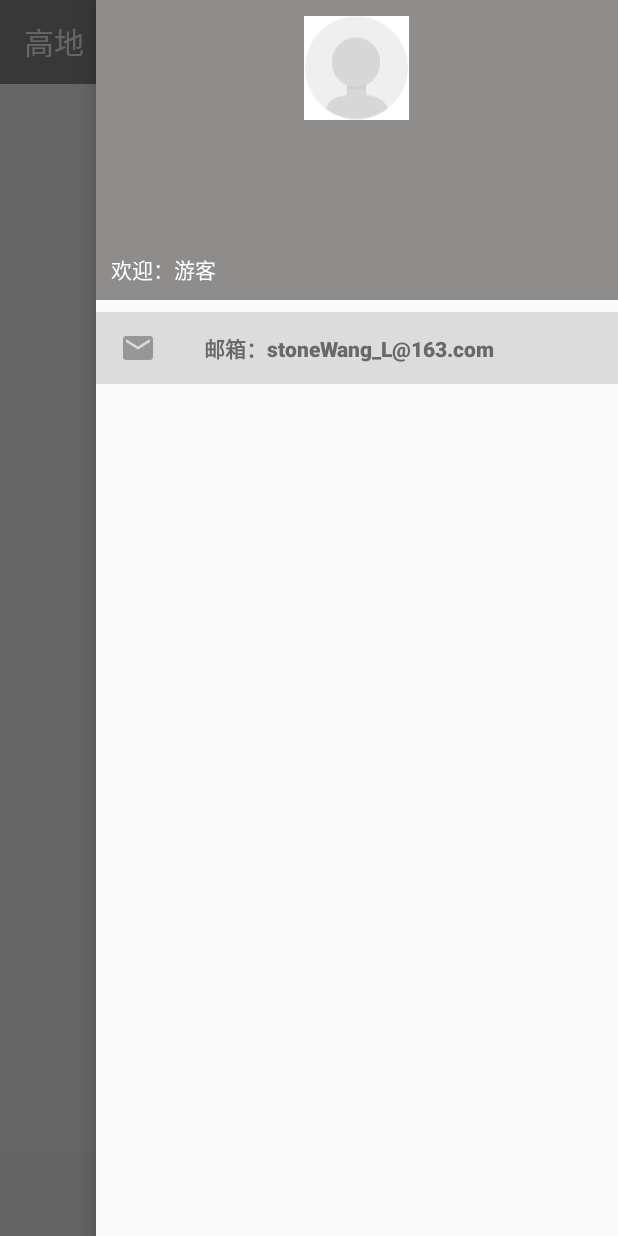
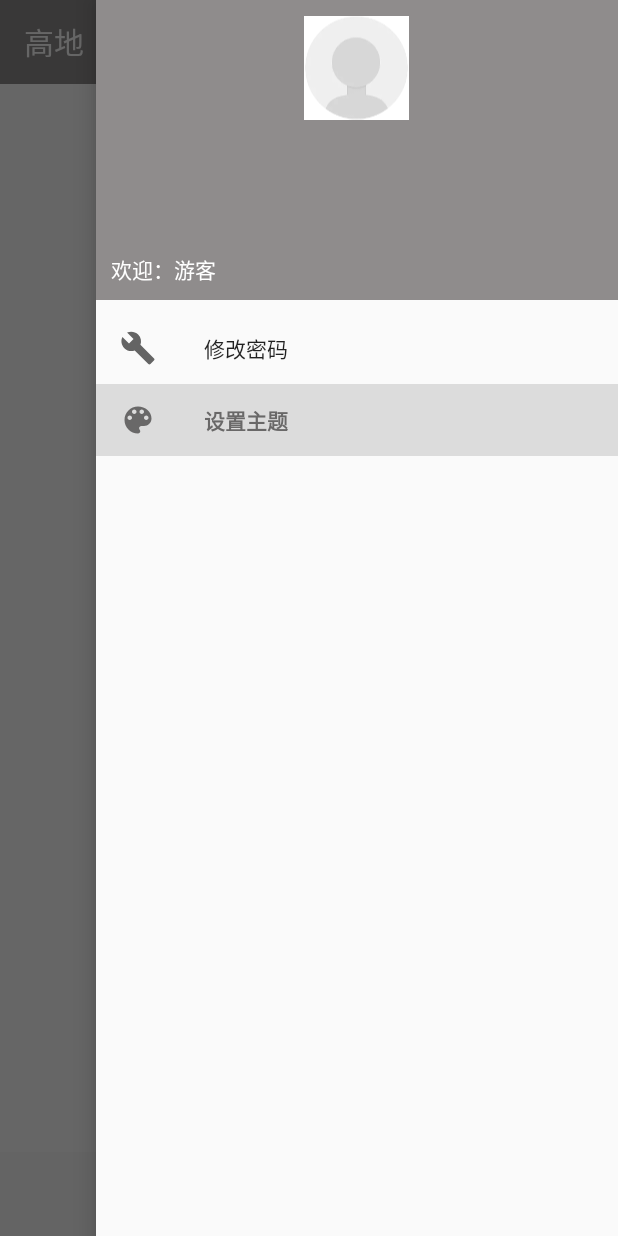
Before and after one commit to stoneWangL/GaoDi, an Android app: the MainActivity screen opened directly, with no data from a screen before it, with the side drawer open, on a phone screen of 412 x 824 dp. Run offline under Robolectric (Android 15) with nearby library versions, the phone set to English and light mode, and no system bars; libraries missing offline, so code that uses them is left out: com.ashokvarma.bottomnavigation, org.litepal.crud; plain views replace BottomNavigationBar; pictures from the network do not load; 92 statements that could not run were skipped.

Commit message:
增加修改密码功能，未完成

```diff
--- a/app/src/main/AndroidManifest.xml
+++ b/app/src/main/AndroidManifest.xml
@@ -21,6 +21,7 @@
         </activity>
         <activity android:name=".LoginActivity"></activity>
         <activity android:name=".RegisterActivity"></activity>
+        <activity android:name=".ChangPassActivity"></activity>
         <activity android:name=".MainActivity"></activity>
         <activity
             android:name=".JunshiNewsActivity">
--- /dev/null
+++ b/app/src/main/res/drawable/nav_change.xml
@@ -0,0 +1,9 @@
+<vector xmlns:android="http://schemas.android.com/apk/res/android"
+        android:width="24dp"
+        android:height="24dp"
+        android:viewportWidth="24.0"
+        android:viewportHeight="24.0">
+    <path
+        android:fillColor="#FF000000"
+        android:pathData="M22.7,19l-9.1,-9.1c0.9,-2.3 0.4,-5 -1.5,-6.9 -2,-2 -5,-2.4 -7.4,-1.3L9,6 6,9 1.6,4.7C0.4,7.1 0.9,10.1 2.9,12.1c1.9,1.9 4.6,2.4 6.9,1.5l9.1,9.1c0.4,0.4 1,0.4 1.4,0l2.3,-2.3c0.5,-0.4 0.5,-1.1 0.1,-1.4z"/>
+</vector>
--- /dev/null
+++ b/app/src/main/res/drawable/nav_color.xml
@@ -0,0 +1,9 @@
+<vector xmlns:android="http://schemas.android.com/apk/res/android"
+        android:width="24dp"
+        android:height="24dp"
+        android:viewportWidth="24.0"
+        android:viewportHeight="24.0">
+    <path
+        android:fillColor="#FF000000"
+        android:pathData="M12,3c-4.97,0 -9,4.03 -9,9s4.03,9 9,9c0.83,0 1.5,-0.67 1.5,-1.5 0,-0.39 -0.15,-0.74 -0.39,-1.01 -0.23,-0.26 -0.38,-0.61 -0.38,-0.99 0,-0.83 0.67,-1.5 1.5,-1.5L16,16c2.76,0 5,-2.24 5,-5 0,-4.42 -4.03,-8 -9,-8zM6.5,12c-0.83,0 -1.5,-0.67 -1.5,-1.5S5.67,9 6.5,9 8,9.67 8,10.5 7.33,12 6.5,12zM9.5,8C8.67,8 8,7.33 8,6.5S8.67,5 9.5,5s1.5,0.67 1.5,1.5S10.33,8 9.5,8zM14.5,8c-0.83,0 -1.5,-0.67 -1.5,-1.5S13.67,5 14.5,5s1.5,0.67 1.5,1.5S15.33,8 14.5,8zM17.5,12c-0.83,0 -1.5,-0.67 -1.5,-1.5S16.67,9 17.5,9s1.5,0.67 1.5,1.5 -0.67,1.5 -1.5,1.5z"/>
+</vector>
--- a/app/src/main/res/menu/nav_menu.xml
+++ b/app/src/main/res/menu/nav_menu.xml
@@ -2,9 +2,14 @@
 <menu xmlns:android="http://schemas.android.com/apk/res/android">
     <group android:checkableBehavior="single">
         <item
-            android:id="@+id/nav_email"
-            android:title="邮箱：stoneWang_L@163.com"
-            android:icon="@drawable/nav_email"
+            android:id="@+id/nav_change_pass"
+            android:title="修改密码"
+            android:icon="@drawable/nav_change"
+            />
+        <item
+            android:id="@+id/nav_color"
+            android:title="设置主题"
+            android:icon="@drawable/nav_color"
             />
     </group>
 </menu>
--- a/app/src/main/res/values/strings.xml
+++ b/app/src/main/res/values/strings.xml
@@ -10,13 +10,16 @@
     <string name="female">女</string>
     <string name="password">密码(6-16位)</string>
     <string name="password_next">确认密码(6-16位)</string>
+    <string name="password_new">新密码(6-16位)</string>
     <string name="agree">确认</string>
     <string name="submit">提交</string>
+    <string name="changePass">修改密码</string>
     <string name="string_1">请输入用户名/密码/确认密码</string>
     <string name="string_2">前后密码不一致</string>
     <string name="string_3">密码长度为6-12位</string>
     <string name="string_4">在此输入您的评论</string>
     <string name="string_5">请选择男/女</string>
+    <string name="string_6">请输入原密码</string>
 
     <!--local的introduce内容-->
     <string name="itemLandIntroduce">中国人民解放军陆军是人民解放军的战略军种，是空中作战行动的主体力量，担负着保卫国家领空安全和领土主权、保持全国空防稳定等任务。空军主要由航空兵、地面防空兵、空降兵、通信兵、雷达兵、电子对抗兵、技术侦察兵、防化兵等兵种组成。</string>
```
Also changed, not shown: app/src/main/java/com/example/stonewang/gaodi/ChangPassActivity.java (added, +27 -0 lines), app/src/main/java/com/example/stonewang/gaodi/MainActivity.java (+10 -3 lines), app/src/main/res/layout/activity_changpass.xml (added, +65 -0 lines), app/src/main/res/drawable-hdpi/nav_email.png (deleted), app/src/main/res/drawable-mdpi/nav_email.png (deleted), app/src/main/res/drawable-mdpi/stongwang.PNG (deleted), app/src/main/res/drawable-xhdpi/nav_email.png (deleted), app/src/main/res/drawable-xxhdpi/nav_email.png (deleted).
